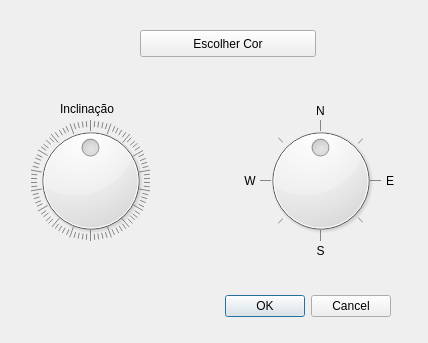
First picture: the form in ifg/qt/ui/iluminacao.ui, repository matferib/tabuleiro-virtual, before the edit.
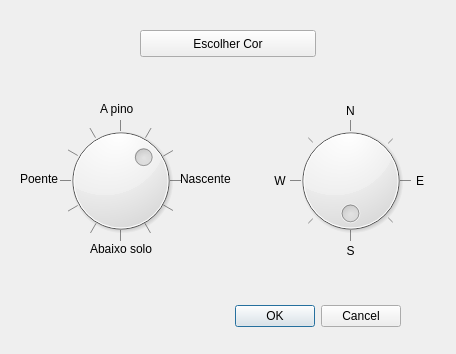
Second picture: the form after the edit.

```diff
--- a/ifg/qt/ui/iluminacao.ui
+++ b/ifg/qt/ui/iluminacao.ui
@@ -6,8 +6,8 @@
    <rect>
     <x>0</x>
     <y>0</y>
-    <width>428</width>
-    <height>343</height>
+    <width>456</width>
+    <height>354</height>
    </rect>
   </property>
   <property name="windowTitle">
@@ -16,8 +16,8 @@
   <widget class="QDialogButtonBox" name="botoes">
    <property name="geometry">
     <rect>
-     <x>50</x>
-     <y>290</y>
+     <x>60</x>
+     <y>300</y>
      <width>341</width>
      <height>32</height>
     </rect>
@@ -45,7 +45,7 @@
   <widget class="QDial" name="dial_inclinacao">
    <property name="geometry">
     <rect>
-     <x>30</x>
+     <x>60</x>
      <y>120</y>
      <width>121</width>
      <height>121</height>
@@ -61,10 +61,10 @@
     <number>360</number>
    </property>
    <property name="value">
-    <number>180</number>
+    <number>135</number>
    </property>
    <property name="sliderPosition">
-    <number>180</number>
+    <number>135</number>
    </property>
    <property name="orientation">
     <enum>Qt::Horizontal</enum>
@@ -78,6 +78,9 @@
    <property name="wrapping">
     <bool>true</bool>
    </property>
+   <property name="notchTarget">
+    <double>30.000000000000000</double>
+   </property>
    <property name="notchesVisible">
     <bool>true</bool>
    </property>
@@ -85,7 +88,7 @@
   <widget class="QDial" name="dial_posicao">
    <property name="geometry">
     <rect>
-     <x>260</x>
+     <x>290</x>
      <y>120</y>
      <width>121</width>
      <height>121</height>
@@ -101,10 +104,10 @@
     <number>360</number>
    </property>
    <property name="value">
-    <number>180</number>
+    <number>0</number>
    </property>
    <property name="sliderPosition">
-    <number>180</number>
+    <number>0</number>
    </property>
    <property name="orientation">
     <enum>Qt::Horizontal</enum>
@@ -125,23 +128,10 @@
     <bool>true</bool>
    </property>
   </widget>
-  <widget class="QLabel" name="label">
-   <property name="geometry">
-    <rect>
-     <x>60</x>
-     <y>100</y>
-     <width>66</width>
-     <height>17</height>
-    </rect>
-   </property>
-   <property name="text">
-    <string>Inclinação</string>
-   </property>
-  </widget>
   <widget class="QLabel" name="label_3">
    <property name="geometry">
     <rect>
-     <x>300</x>
+     <x>330</x>
      <y>240</y>
      <width>41</width>
      <height>21</height>
@@ -163,7 +153,7 @@
   <widget class="QLabel" name="label_4">
    <property name="geometry">
     <rect>
-     <x>300</x>
+     <x>330</x>
      <y>100</y>
      <width>41</width>
      <height>21</height>
@@ -185,7 +175,7 @@
   <widget class="QLabel" name="label_5">
    <property name="geometry">
     <rect>
-     <x>240</x>
+     <x>270</x>
      <y>160</y>
      <width>20</width>
      <height>41</height>
@@ -207,7 +197,7 @@
   <widget class="QLabel" name="label_6">
    <property name="geometry">
     <rect>
-     <x>380</x>
+     <x>410</x>
      <y>160</y>
      <width>20</width>
      <height>41</height>
@@ -226,6 +216,82 @@
     <set>Qt::AlignCenter</set>
    </property>
   </widget>
+  <widget class="QLabel" name="label_2">
+   <property name="geometry">
+    <rect>
+     <x>180</x>
+     <y>170</y>
+     <width>64</width>
+     <height>17</height>
+    </rect>
+   </property>
+   <property name="sizePolicy">
+    <sizepolicy hsizetype="MinimumExpanding" vsizetype="Preferred">
+     <horstretch>0</horstretch>
+     <verstretch>0</verstretch>
+    </sizepolicy>
+   </property>
+   <property name="text">
+    <string>Nascente</string>
+   </property>
+  </widget>
+  <widget class="QLabel" name="label_7">
+   <property name="geometry">
+    <rect>
+     <x>20</x>
+     <y>170</y>
+     <width>50</width>
+     <height>17</height>
+    </rect>
+   </property>
+   <property name="sizePolicy">
+    <sizepolicy hsizetype="MinimumExpanding" vsizetype="Preferred">
+     <horstretch>0</horstretch>
+     <verstretch>0</verstretch>
+    </sizepolicy>
+   </property>
+   <property name="text">
+    <string>Poente</string>
+   </property>
+  </widget>
+  <widget class="QLabel" name="label_8">
+   <property name="geometry">
+    <rect>
+     <x>90</x>
+     <y>240</y>
+     <width>78</width>
+     <height>17</height>
+    </rect>
+   </property>
+   <property name="sizePolicy">
+    <sizepolicy hsizetype="MinimumExpanding" vsizetype="Preferred">
+     <horstretch>0</horstretch>
+     <verstretch>0</verstretch>
+    </sizepolicy>
+   </property>
+   <property name="text">
+    <string>Abaixo solo</string>
+   </property>
+  </widget>
+  <widget class="QLabel" name="label_9">
+   <property name="geometry">
+    <rect>
+     <x>100</x>
+     <y>100</y>
+     <width>43</width>
+     <height>17</height>
+    </rect>
+   </property>
+   <property name="sizePolicy">
+    <sizepolicy hsizetype="MinimumExpanding" vsizetype="Preferred">
+     <horstretch>0</horstretch>
+     <verstretch>0</verstretch>
+    </sizepolicy>
+   </property>
+   <property name="text">
+    <string>A pino</string>
+   </property>
+  </widget>
  </widget>
  <resources/>
  <connections>
```
Left out of the diff: 4 changed lines with no effect on the pictures.
